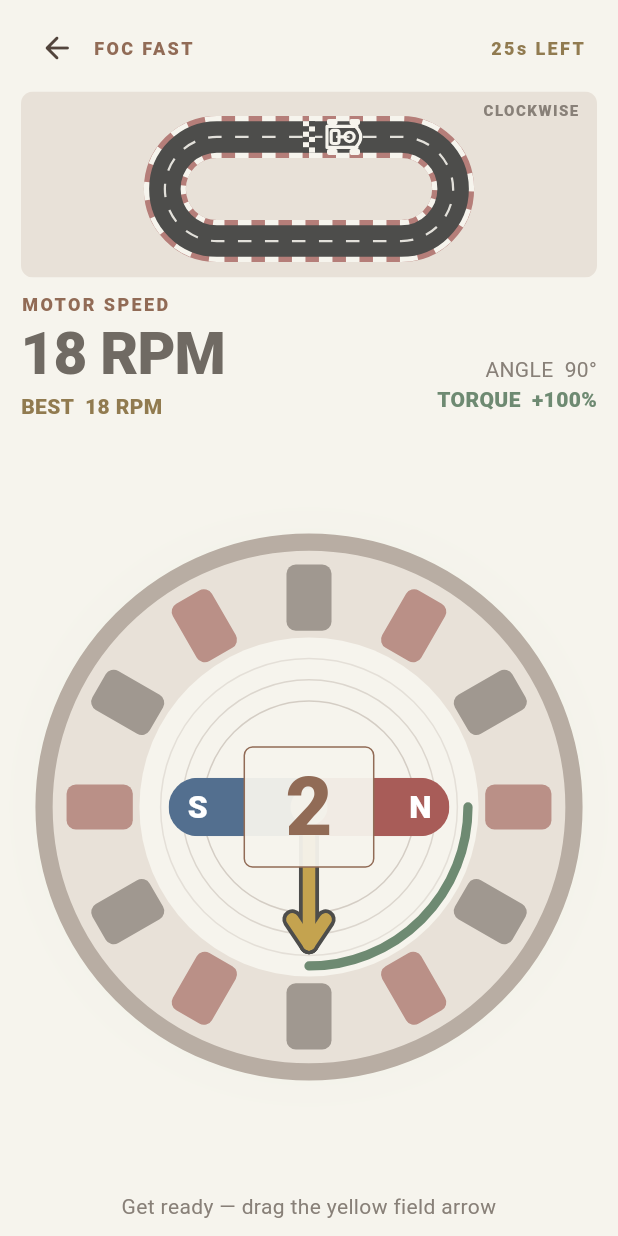
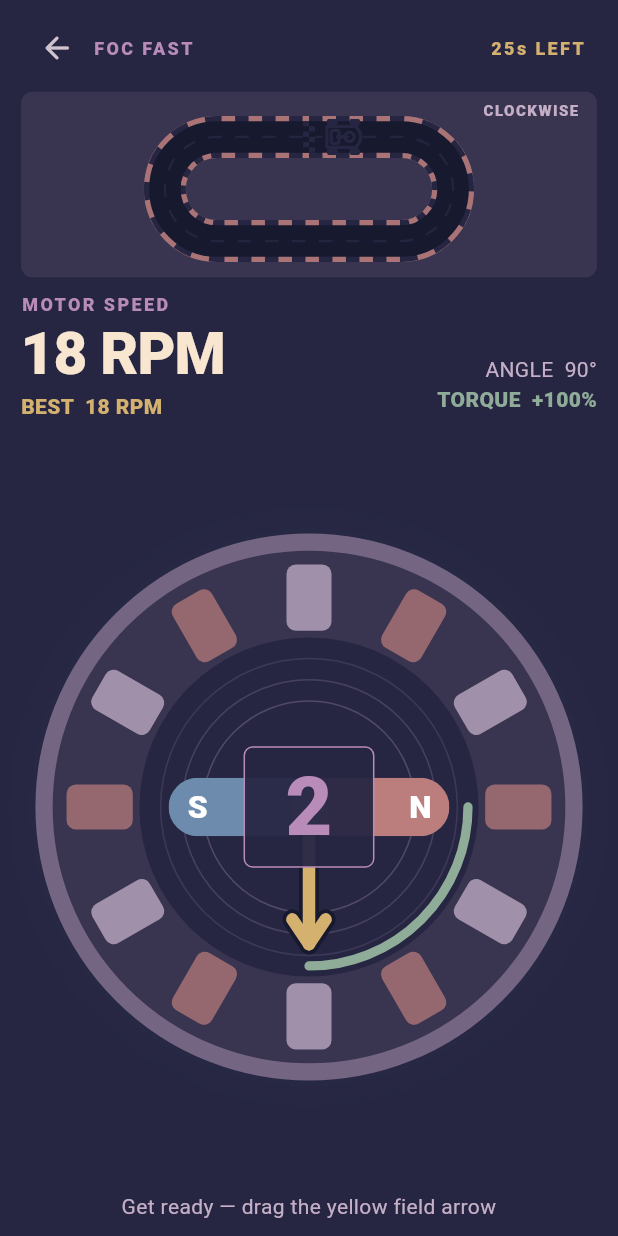
Before and after one commit to JoaoPedra-AMDG/FOC-game, a Flutter app: the screen it shows after launch, after a tap on "PLAY", on a phone screen of 412 x 824 dp. Run offline on Flutter 3.47's test engine with Material 3 defaults, Android fonts, the phone set to English and light mode, and no system bars.

Commit message:
Add Lofi Cafe color theme

```diff
--- a/lib/screens/game_screen.dart
+++ b/lib/screens/game_screen.dart
@@ -137,7 +137,7 @@
               style: Theme.of(context).textTheme.bodyMedium?.copyWith(
                 color:
                     torque >= 0
-                        ? const Color(0xFF6E8A72)
+                        ? const Color(0xFF8FAC99)
                         : GameColors.coral,
                 fontWeight: FontWeight.w800,
               ),
--- a/lib/theme/game_theme.dart
+++ b/lib/theme/game_theme.dart
@@ -1,29 +1,29 @@
 import 'package:flutter/material.dart';
 
 abstract final class GameColors {
-  // Warm board and tile tones from the original 2048 visual language.
-  static const ink = Color(0xFFF6F4ED);
-  static const panel = Color(0xFFE8E1D8);
-  static const raised = Color(0xFFD8CEC3);
-  static const line = Color(0xFFB8ADA3);
-  static const cream = Color(0xFF706A63);
-  static const muted = Color(0xFF888078);
-  static const mint = Color(0xFF916B56);
-  static const coral = Color(0xFFA66D64);
-  static const gold = Color(0xFF917B50);
-  static const button = Color(0xFF81766C);
-  static const road = Color(0xFF4D4D4B);
-  static const curbRed = Color(0xFFB57E79);
-  static const rod = Color(0xFFBFC1BE);
-  static const northPole = Color(0xFFA85C58);
-  static const southPole = Color(0xFF536F8F);
-  static const fieldArrow = Color(0xFFC4A34F);
+  // Lofi Cafe inspired twilight tones, applied to the existing layout.
+  static const ink = Color(0xFF262643);
+  static const panel = Color(0xFF393450);
+  static const raised = Color(0xFF4B4260);
+  static const line = Color(0xFF746582);
+  static const cream = Color(0xFFF9E6D0);
+  static const muted = Color(0xFFC4AFC7);
+  static const mint = Color(0xFFB88BB8);
+  static const coral = Color(0xFFBC7E7D);
+  static const gold = Color(0xFFD4B16F);
+  static const button = Color(0xFFB88BB8);
+  static const road = Color(0xFF17192E);
+  static const curbRed = Color(0xFFAA7476);
+  static const rod = Color(0xFF9788A4);
+  static const northPole = Color(0xFFBC7E7D);
+  static const southPole = Color(0xFF6D8CAD);
+  static const fieldArrow = Color(0xFFD4B16F);
 }
 
 ThemeData gameTheme() {
   final scheme = ColorScheme.fromSeed(
     seedColor: GameColors.mint,
-    brightness: Brightness.light,
+    brightness: Brightness.dark,
   ).copyWith(
     primary: GameColors.mint,
     onPrimary: GameColors.ink,
--- a/lib/widgets/motor_painter.dart
+++ b/lib/widgets/motor_painter.dart
@@ -25,7 +25,7 @@
     final glow =
         Paint()
           ..color = (torque >= 0
-                  ? const Color(0xFF789176)
+                  ? const Color(0xFF7FA391)
                   : GameColors.coral)
               .withValues(alpha: strong ? 0.12 : 0.06)
           ..maskFilter = const MaskFilter.blur(BlurStyle.normal, 28);
@@ -124,7 +124,7 @@
       Paint()
         ..color =
             torque >= 0
-                ? const Color(0xFF6E8A72)
+                ? const Color(0xFF8FAC99)
                 : GameColors.coral
         ..style = PaintingStyle.stroke
         ..strokeWidth = radius * 0.035
```
Also changed, not shown: 2 other files.
